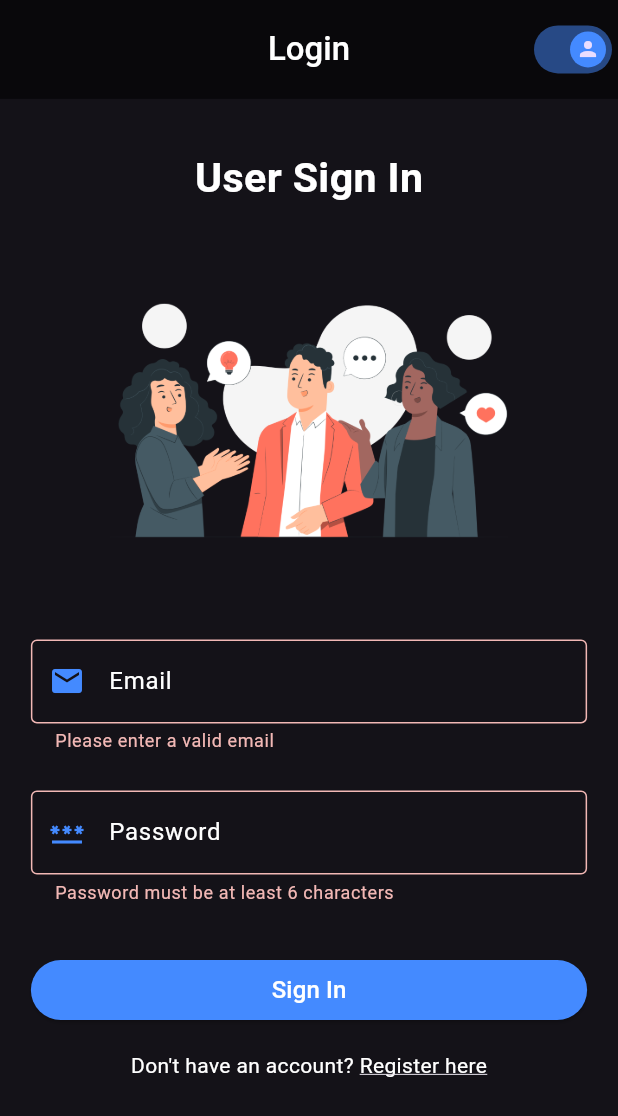
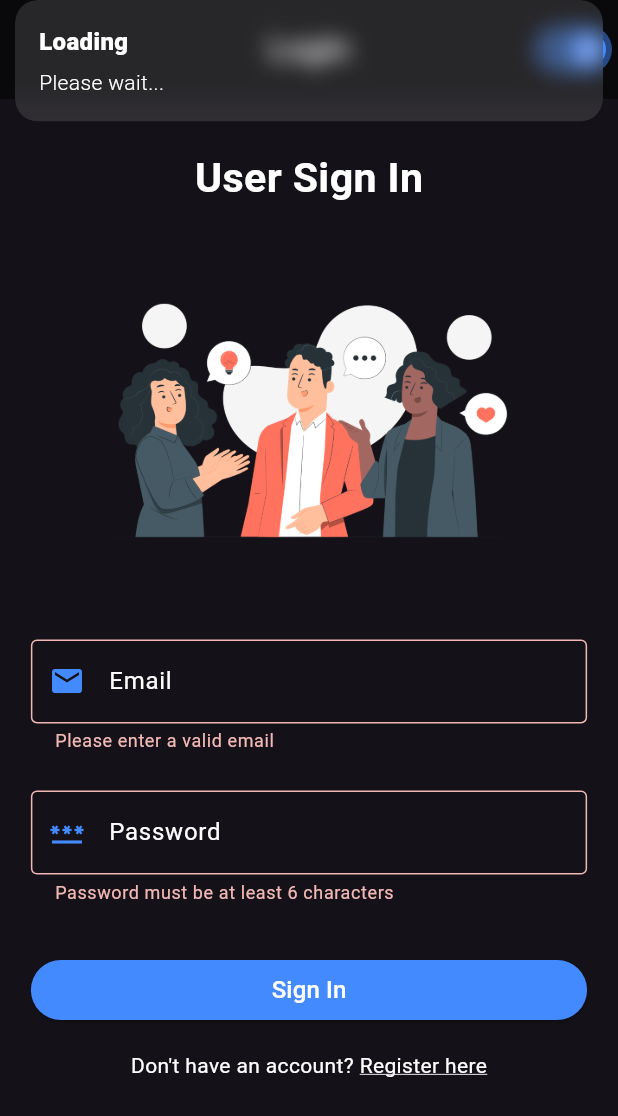
Before and after one commit to ShivamMenda/AetherWell-Mobile, a Flutter app: the screen it shows after launch, after a tap on "Sign In", on a phone screen of 412 x 824 dp. Shown: the top 1116 px of the screen. Run offline on Flutter 3.47's test engine with Material 3 defaults, Android fonts, the phone set to English and light mode, and no system bars; our stand-ins replace easy_date_timeline, flutter_slidable, get, multi_dropdown, shared_preferences, sizer and 1 more; missing offline and left inert: mongo_dart, radio_grouped_buttons; accounts and stored records are empty; network calls fail.

Commit message:
minor fixes

```diff
--- a/lib/views/screens/login_screen.dart
+++ b/lib/views/screens/login_screen.dart
@@ -149,6 +149,7 @@ class _LoginScreenState extends State<LoginScreen> {
                         style: TextStyle(color: Colors.white, fontSize: 16),
                       ),
                       onPressed: () async {
+                        Get.snackbar("Loading", "Please wait...");
                         if (formKey.currentState!.validate()) {
                           authController.email.value = emailController.text;
                           authController.password.value =
--- a/lib/views/widgets/user/user_record_tile.dart
+++ b/lib/views/widgets/user/user_record_tile.dart
@@ -49,7 +49,7 @@ class _UserRecordTileState extends State<UserRecordTile> {
               ),
             ),
           ),
-          height: Get.height / 4.6,
+          height: Get.height / 4,
           width: double.infinity,
           child: Padding(
             padding: EdgeInsets.all(16.0),
```
